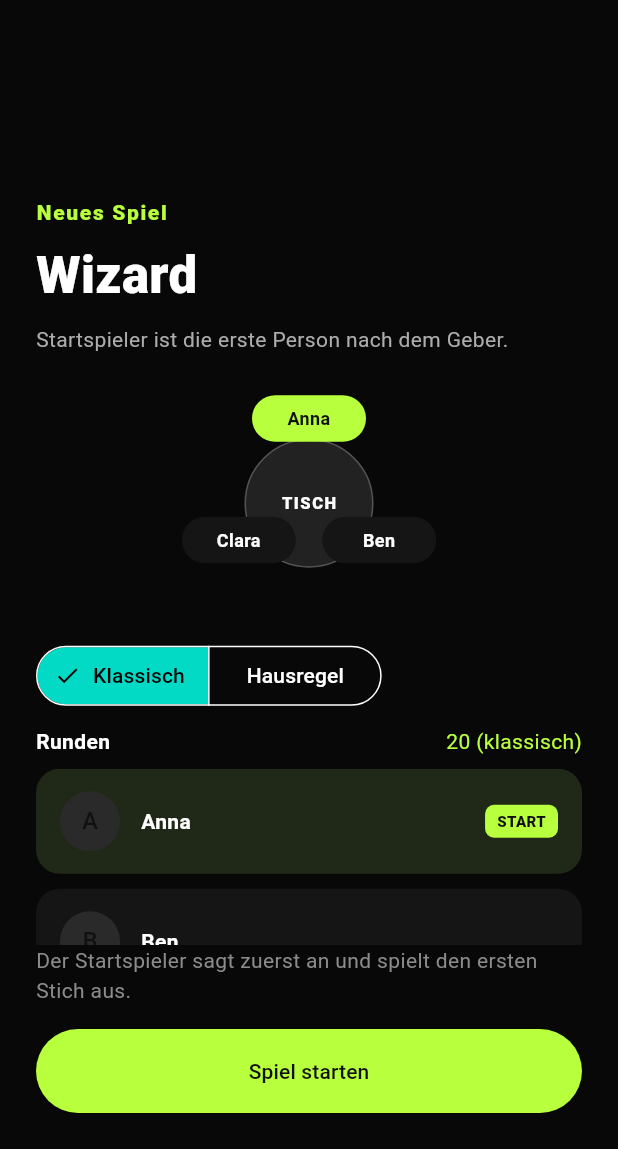
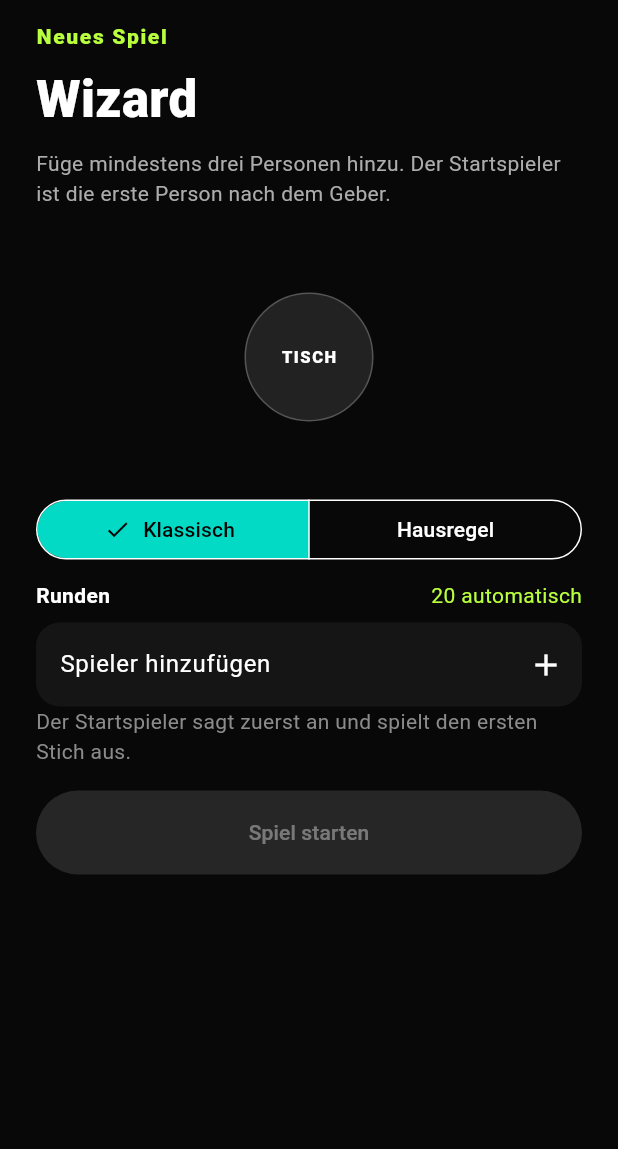
Before and after one commit to B3NY1/CardGameCompanion, a Flutter app: the screen it shows after launch, after a tap on "Neues Spiel", on a phone screen of 412 x 824 dp, the part 87-1236 px from its top. Run offline on Flutter 3.47's test engine with Material 3 defaults, Android fonts, the phone set to English and light mode, and no system bars; our stand-ins replace shared_preferences.

Commit message:
Improve Wizard setup and responsive layout

```diff
--- a/lib/main.dart
+++ b/lib/main.dart
@@ -362,14 +362,7 @@
   @override
   void initState() {
     super.initState();
-    _players = widget.knownPeople.take(3).toList();
-    _players.addAll(
-      [
-        'Anna',
-        'Ben',
-        'Clara',
-      ].where((name) => !_players.contains(name)).take(3 - _players.length),
-    );
+    _players = [];
     _syncClassicRounds();
   }
 
@@ -381,9 +374,7 @@
 
   void _addPlayer() {
     final name = _controller.text.trim();
-    if (name.isEmpty ||
-        _players.contains(name) ||
-        (_mode == WizardGameMode.classic && _players.length >= 6)) {
+    if (name.isEmpty || _players.contains(name) || _players.length >= 6) {
       return;
     }
     setState(() {
@@ -394,9 +385,41 @@
   }
 
   void _syncClassicRounds() {
-    if (_mode == WizardGameMode.classic) {
+    if (_players.length >= 3 && _players.length <= 6) {
       _totalRounds = classicWizardRoundsForPlayers(_players.length);
     }
+  }
+
+  Future<void> _editPlayer(int index) async {
+    final controller = TextEditingController(text: _players[index]);
+    final updatedName = await showDialog<String>(
+      context: context,
+      builder: (context) => AlertDialog(
+        title: const Text('Spieler bearbeiten'),
+        content: TextField(
+          controller: controller,
+          autofocus: true,
+          textCapitalization: TextCapitalization.words,
+          decoration: const InputDecoration(labelText: 'Name'),
+        ),
+        actions: [
+          TextButton(
+            onPressed: () => Navigator.of(context).pop(),
+            child: const Text('Abbrechen'),
+          ),
+          FilledButton(
+            onPressed: () => Navigator.of(context).pop(controller.text.trim()),
+            child: const Text('Speichern'),
+          ),
+        ],
+      ),
+    );
+    if (updatedName == null ||
+        updatedName.isEmpty ||
+        (_players.contains(updatedName) && updatedName != _players[index])) {
+      return;
+    }
+    setState(() => _players[index] = updatedName);
   }
 
   @override
@@ -404,11 +427,9 @@
     body: SafeArea(
       child: Padding(
         padding: const EdgeInsets.all(24),
-        child: Column(
-          crossAxisAlignment: CrossAxisAlignment.start,
+        child: ListView(
           children: [
             _PageHeader(onBack: () => Navigator.of(context).pop()),
-            const Spacer(),
             const Text(
               'Neues Spiel',
               style: TextStyle(
@@ -424,7 +445,7 @@
             ),
             const SizedBox(height: 8),
             const Text(
-              'Startspieler ist die erste Person nach dem Geber.',
+              'Füge mindestens drei Personen hinzu. Der Startspieler ist die erste Person nach dem Geber.',
               style: TextStyle(color: Color(0xFFACACAC)),
             ),
             const SizedBox(height: 24),
@@ -442,8 +463,7 @@
                       (person) => ActionChip(
                         label: Text(person),
                         onPressed: () => setState(() {
-                          if (_mode == WizardGameMode.classic &&
-                              _players.length >= 6) {
+                          if (_players.length >= 6) {
                             return;
                           }
                           _players.add(person);
@@ -490,23 +510,9 @@
                     style: TextStyle(fontWeight: FontWeight.w700),
                   ),
                 ),
-                if (_mode == WizardGameMode.classic)
-                  Text(
-                    '$_totalRounds (klassisch)',
+                Text(
+                  '$_totalRounds automatisch',
                   style: const TextStyle(color: _accent),
-                  )
-                else
-                  DropdownButton<int>(
-                    value: _totalRounds,
-                    onChanged: (rounds) =>
-                        setState(() => _totalRounds = rounds!),
-                    items: List.generate(
-                      20,
-                      (index) => DropdownMenuItem(
-                        value: index + 1,
-                        child: Text('${index + 1}'),
-                      ),
-                    ),
                 ),
               ],
             ),
@@ -522,8 +528,9 @@
                     setState(() => _bidLockEnabled = enabled),
               ),
             const SizedBox(height: 8),
-            Expanded(
-              child: ListView.separated(
+            ListView.separated(
+              shrinkWrap: true,
+              physics: const NeverScrollableScrollPhysics(),
               itemCount: _players.length + 1,
               separatorBuilder: (_, _) => const SizedBox(height: 10),
               itemBuilder: (context, index) {
@@ -537,18 +544,16 @@
                   name: _players[index],
                   start: index == _startPlayer,
                   onTap: () => setState(() => _startPlayer = index),
-                    onRemove: _players.length > 3
-                        ? () => setState(() {
+                  onEdit: () => _editPlayer(index),
+                  onRemove: () => setState(() {
                     _players.removeAt(index);
                     if (_startPlayer >= _players.length) {
                       _startPlayer = 0;
                     }
                     _syncClassicRounds();
-                          })
-                        : null,
+                  }),
                 );
               },
-              ),
             ),
             const Text(
               'Der Startspieler sagt zuerst an und spielt den ersten Stich aus.',
@@ -559,7 +564,10 @@
               width: double.infinity,
               height: 56,
               child: FilledButton(
-                onPressed: () async {
+                key: const Key('start-game-button'),
+                onPressed: _players.length < 3 || _players.length > 6
+                    ? null
+                    : () async {
                         final game = WizardGame(
                           players: _players,
                           totalRounds: _totalRounds,
@@ -1301,11 +1309,13 @@
     required this.name,
     required this.start,
     required this.onTap,
+    required this.onEdit,
     this.onRemove,
   });
   final String name;
   final bool start;
   final VoidCallback onTap;
+  final VoidCallback onEdit;
   final VoidCallback? onRemove;
   @override
   Widget build(BuildContext context) => Material(
@@ -1330,10 +1340,16 @@
               ),
             ),
             if (start) const _Tag('START'),
+            IconButton(
+              onPressed: onEdit,
+              icon: const Icon(Icons.edit_outlined, size: 18),
+              tooltip: 'Spieler bearbeiten',
+            ),
             if (onRemove != null)
               IconButton(
                 onPressed: onRemove,
                 icon: const Icon(Icons.close, size: 18),
+                tooltip: 'Spieler entfernen',
               ),
           ],
         ),
```
Also changed, not shown: 2 other files. Lines whose indentation alone changed are shown as unchanged.
